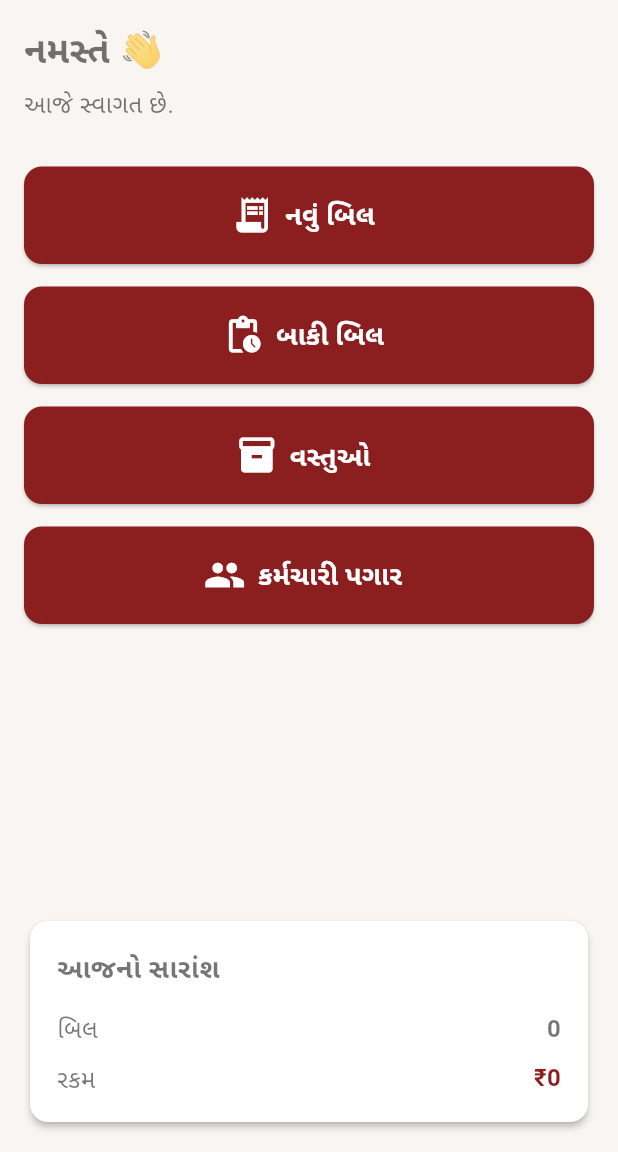
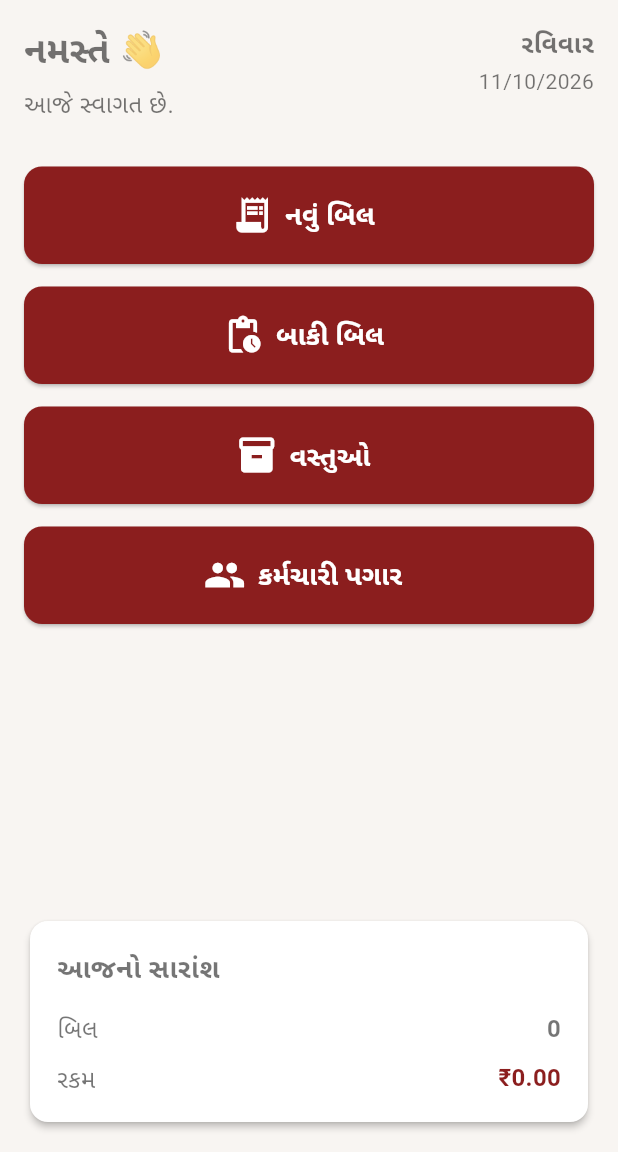
Before and after one commit to Prince242007/prince_masala, a Flutter app: the screen it shows after launch, on a phone screen of 412 x 824 dp, the part 84-1236 px from its top. Run offline on Flutter 3.47's test engine with Material 3 defaults, Android fonts, the phone set to English and light mode, and no system bars; our stand-ins replace pdf, printing, sqflite; accounts and stored records are empty.

Commit message:
changing the home screen layout

```diff
--- a/lib/screens/home/home_screen.dart
+++ b/lib/screens/home/home_screen.dart
@@ -3,6 +3,7 @@ import 'package:flutter/material.dart';
 import '../../widgets/home/home_action_button.dart';
 import '../../core/theme/app_colors.dart';
 import '../../app/routes.dart';
+import '../../controllers/daily_bill_summary_controller.dart';
 
 class HomeScreen extends StatefulWidget {
   const HomeScreen({super.key});
@@ -12,6 +13,44 @@ class HomeScreen extends StatefulWidget {
 }
 
 class _HomeScreenState extends State<HomeScreen> {
+  String _getDayName(int weekday) {
+    const days = [
+      "સોમવાર",
+      "મંગળવાર",
+      "બુધવાર",
+      "ગુરુવાર",
+      "શુક્રવાર",
+      "શનિવાર",
+      "રવિવાર",
+    ];
+
+    return days[weekday - 1];
+  }
+
+  final DailyBillSummaryController dailyBillSummaryController =
+      DailyBillSummaryController();
+
+  @override
+  void initState() {
+    super.initState();
+
+    _loadTodaySummary();
+  }
+
+  Future<void> _loadTodaySummary() async {
+    await dailyBillSummaryController.loadTodayTotal();
+
+    if (mounted) {
+      setState(() {});
+    }
+  }
+
+  @override
+  void dispose() {
+    dailyBillSummaryController.dispose();
+    super.dispose();
+  }
+
   @override
   Widget build(BuildContext context) {
     return Scaffold(
@@ -21,26 +60,15 @@ class _HomeScreenState extends State<HomeScreen> {
           children: [
             Text(
               "Prince Masala",
-              style: TextStyle(
-                fontSize: 20,
-                fontWeight: FontWeight.bold,
+              style: TextStyle(fontSize: 20, fontWeight: FontWeight.bold),
             ),
-            ),
-            Text(
-              "Prince Spices & Dryfruits",
-              style: TextStyle(
-                fontSize: 13,
-              ),
-            ),
+            Text("Prince Spices & Dryfruits", style: TextStyle(fontSize: 13)),
           ],
         ),
         actions: [
           IconButton(
             onPressed: () {
-              Navigator.pushNamed(
-                context,
-                AppRoutes.settings,
-              );
+              Navigator.pushNamed(context, AppRoutes.settings);
             },
             icon: const Icon(Icons.settings),
           ),
@@ -55,8 +83,14 @@ class _HomeScreenState extends State<HomeScreen> {
             crossAxisAlignment: CrossAxisAlignment.start,
 
             children: [
-
-              const Text(
+              Row(
+                mainAxisAlignment: MainAxisAlignment.spaceBetween,
+                crossAxisAlignment: CrossAxisAlignment.start,
+                children: [
+                  Column(
+                    crossAxisAlignment: CrossAxisAlignment.start,
+                    children: const [
+                      Text(
                         "નમસ્તે 👋",
                         style: TextStyle(
                           fontSize: 24,
@@ -64,13 +98,34 @@ class _HomeScreenState extends State<HomeScreen> {
                         ),
                       ),
 
-              const SizedBox(height: 6),
+                      SizedBox(height: 6),
 
-              const Text(
-                "આજે સ્વાગત છે.",
-                style: TextStyle(
-                  fontSize: 16,
+                      Text("આજે સ્વાગત છે.", style: TextStyle(fontSize: 16)),
+                    ],
                   ),
+
+                  Column(
+                    crossAxisAlignment: CrossAxisAlignment.end,
+                    children: [
+                      Text(
+                        _getDayName(DateTime.now().weekday),
+                        style: const TextStyle(
+                          fontSize: 17,
+                          fontWeight: FontWeight.bold,
+                        ),
+                      ),
+
+                      const SizedBox(height: 4),
+
+                      Text(
+                        "${DateTime.now().day.toString().padLeft(2, '0')}/"
+                        "${DateTime.now().month.toString().padLeft(2, '0')}/"
+                        "${DateTime.now().year}",
+                        style: const TextStyle(fontSize: 14),
+                      ),
+                    ],
+                  ),
+                ],
               ),
 
               const SizedBox(height: 30),
@@ -78,11 +133,12 @@ class _HomeScreenState extends State<HomeScreen> {
               HomeActionButton(
                 icon: Icons.receipt_long,
                 title: "નવું બિલ",
-                onTap: () {
-                  Navigator.pushNamed(
-                    context,
-                    AppRoutes.billing,
-                  );
+                onTap: () async {
+                  await Navigator.pushNamed(context, AppRoutes.billing);
+
+                  // Billing screenમાંથી પાછા આવ્યા પછી
+                  // today's summary ફરીથી load થશે.
+                  await _loadTodaySummary();
                 },
               ),
 
@@ -92,10 +148,7 @@ class _HomeScreenState extends State<HomeScreen> {
                 icon: Icons.pending_actions,
                 title: "બાકી બિલ",
                 onTap: () {
-                  Navigator.pushNamed(
-                    context,
-                    AppRoutes.pending,
-                  );
+                  Navigator.pushNamed(context, AppRoutes.pending);
                 },
               ),
 
@@ -105,10 +158,7 @@ class _HomeScreenState extends State<HomeScreen> {
                 icon: Icons.inventory_2,
                 title: "વસ્તુઓ",
                 onTap: () {
-                  Navigator.pushNamed(
-                    context,
-                    AppRoutes.items,
-                  );
+                  Navigator.pushNamed(context, AppRoutes.items);
                 },
               ),
 
@@ -118,10 +168,7 @@ class _HomeScreenState extends State<HomeScreen> {
                 icon: Icons.people,
                 title: "કર્મચારી પગાર",
                 onTap: () {
-                  Navigator.pushNamed(
-                    context,
-                    AppRoutes.salary,
-                  );
+                  Navigator.pushNamed(context, AppRoutes.salary);
                 },
               ),
 
@@ -135,7 +182,6 @@ class _HomeScreenState extends State<HomeScreen> {
                     crossAxisAlignment: CrossAxisAlignment.start,
 
                     children: [
-
                       const Text(
                         "આજનો સારાંશ",
                         style: TextStyle(
@@ -147,19 +193,14 @@ class _HomeScreenState extends State<HomeScreen> {
                       const SizedBox(height: 15),
 
                       Row(
-                        mainAxisAlignment:
-                            MainAxisAlignment.spaceBetween,
+                        mainAxisAlignment: MainAxisAlignment.spaceBetween,
 
-                        children: const [
-
-                          Text(
-                            "બિલ",
-                            style: TextStyle(fontSize: 16),
-                          ),
+                        children: [
+                          const Text("બિલ", style: TextStyle(fontSize: 16)),
 
                           Text(
                             "0",
-                            style: TextStyle(
+                            style: const TextStyle(
                               fontSize: 16,
                               fontWeight: FontWeight.bold,
                             ),
@@ -170,19 +211,14 @@ class _HomeScreenState extends State<HomeScreen> {
                       const SizedBox(height: 10),
 
                       Row(
-                        mainAxisAlignment:
-                            MainAxisAlignment.spaceBetween,
+                        mainAxisAlignment: MainAxisAlignment.spaceBetween,
 
-                        children: const [
+                        children: [
+                          const Text("રકમ", style: TextStyle(fontSize: 16)),
 
                           Text(
-                            "રકમ",
-                            style: TextStyle(fontSize: 16),
-                          ),
-
-                          Text(
-                            "₹0",
-                            style: TextStyle(
+                            "₹${dailyBillSummaryController.todayTotal.toStringAsFixed(2)}",
+                            style: const TextStyle(
                               fontSize: 16,
                               fontWeight: FontWeight.bold,
                               color: AppColors.primary,
```
Lines whose indentation alone changed are shown as unchanged.
